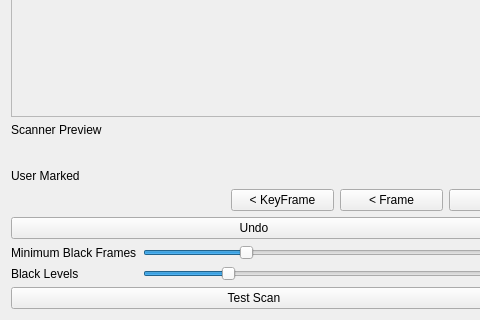
Before: the Qt Designer form scanner/scannerwindow.ui in trafficman/commcut, drawn with Qt 5; both pictures show x 0 to 480 and y 480 to 800 of the 1000 by 800 pixel window.
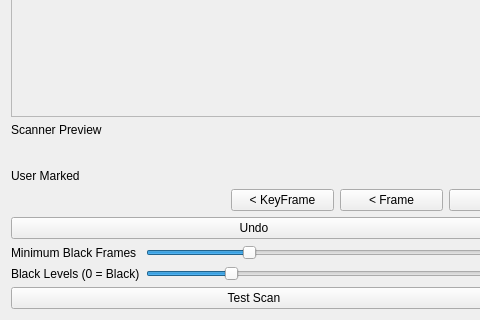
After: the same form once the commit is applied. Custom widgets are drawn as their Qt base class.

Commit message: if source video already has a cmct, skip scanner and go straight to editor

```diff
--- a/scanner/scannerwindow.ui
+++ b/scanner/scannerwindow.ui
@@ -176,7 +176,7 @@
        <item row="2" column="0">
         <widget class="QLabel" name="labelLevels">
          <property name="text">
-          <string>Black Levels</string>
+          <string>Black Levels (0 = Black)</string>
          </property>
         </widget>
        </item>
```
The commit also changes 2 other files.
